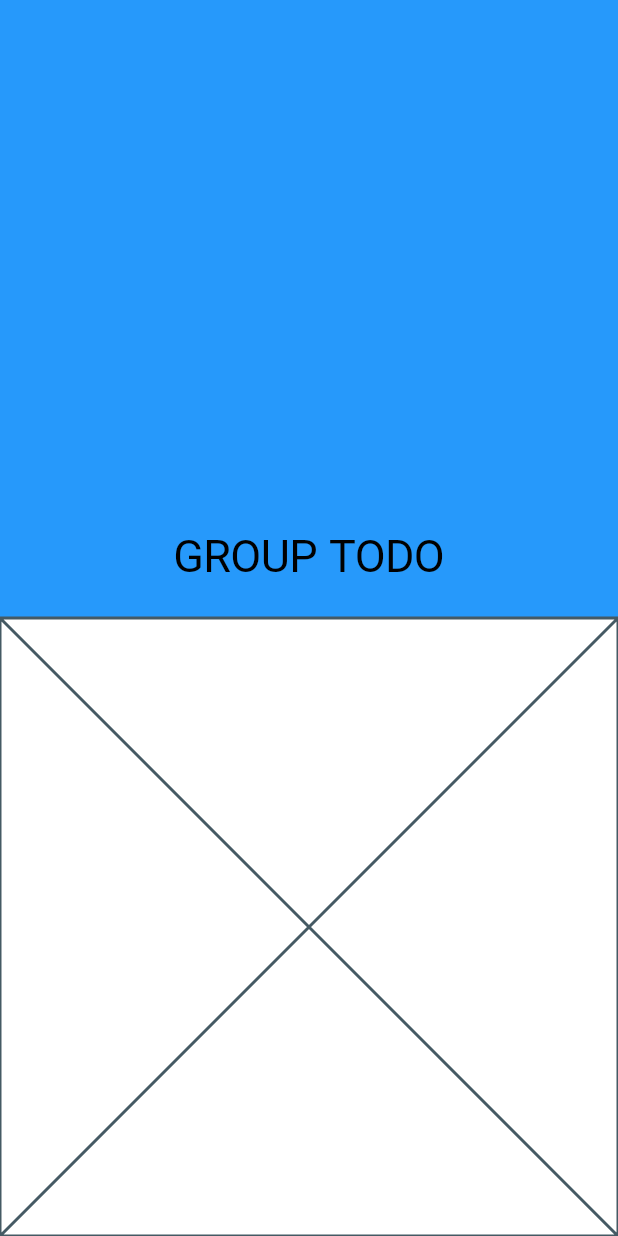
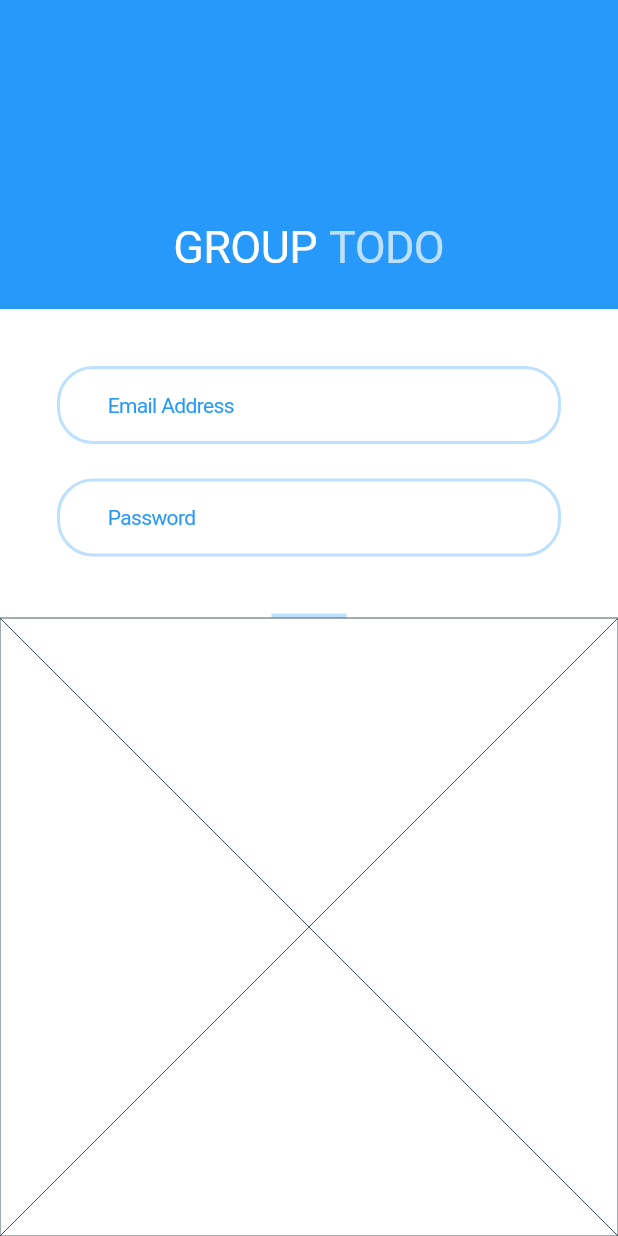
Before and after one commit to Melonbun233/flutter-group-todo, a Flutter app: the screen it shows after launch, on a phone screen of 412 x 824 dp. Run offline on Flutter 3.47's test engine with Material 2 defaults, Android fonts, the phone set to English and light mode, and no system bars.

Commit message:
Add title and textfield section for SignInPage

```diff
--- a/lib/Pages/SignIn/SignInPage.dart
+++ b/lib/Pages/SignIn/SignInPage.dart
@@ -1,7 +1,16 @@
 import 'package:flutter/cupertino.dart';
+import 'package:flutter/material.dart';
 import 'package:group_todo/Style/AppColors.dart';
+import 'SignInTextField.dart';
 
-class SignInPage extends StatelessWidget {
+class SignInPage extends StatefulWidget {
+  @override
+  _SignInPageState createState() => _SignInPageState();
+}
+
+class _SignInPageState extends State<SignInPage> {
+  String email;
+  String password;
 
   @override
   Widget build(BuildContext context) {
@@ -9,8 +18,12 @@ class SignInPage extends StatelessWidget {
     CupertinoPageScaffold(
       child: Column(
         children: <Widget>[
-          Expanded(child: _titleSection),
-          Expanded(child: Placeholder())
+          // Title Section
+          Expanded(flex: 1, child: _titleSection),
+          // Textfield Section
+          Expanded(flex: 1, child: SignInTextField(_onEmailChanged, _onPasswordChanged)),
+          // Button Section
+          Expanded(flex: 2, child: Placeholder(strokeWidth: 0)),
         ],
       )
     );
@@ -32,6 +45,8 @@ class SignInPage extends StatelessWidget {
             "GROUP",
             style: TextStyle(
               fontSize: 30,
+              fontWeight: FontWeight.w400,
+              color: Colors.white
             )
           )
         ),
@@ -40,7 +55,9 @@ class SignInPage extends StatelessWidget {
           child: Text(
             "TODO",
             style: TextStyle(
-              fontSize: 30
+              fontSize: 30,
+              fontWeight: FontWeight.w400,
+              color: AppColors.LightColor
             )
           )
         )
@@ -48,4 +65,17 @@ class SignInPage extends StatelessWidget {
     ),
   );
 
+  void _onEmailChanged(String email) {
+    setState(() {
+      this.email = email;
+      print("Email changed to: $email");
+    });
+  }
+
+  void _onPasswordChanged(String password) {
+    setState(() {
+      this.password = password;
+      print("Password changed to: $password");
+    });
+  }
 }
--- /dev/null
+++ b/lib/Pages/SignIn/SignInTextField.dart
@@ -0,0 +1,86 @@
+import 'package:flutter/cupertino.dart';
+import 'package:flutter/material.dart';
+import 'package:group_todo/Style/AppColors.dart';
+
+// This class is the textfields of users' email and password.
+// This class is a stateful widget, and it manages its own state, which means that
+// the SignInPage widget doen't need to worry about the inner state (text inside the textfields)
+// of this widget.
+
+class SignInTextField extends StatelessWidget {
+
+  SignInTextField(this.onEmailChanged, this.onPasswordChanged);
+
+  final Function onEmailChanged;
+  final Function onPasswordChanged;
+
+  // Decoration used for the two textfields
+  final _boxDecoration = BoxDecoration(
+    color: Colors.white,
+    border: Border.all(
+      color: AppColors.LightColor,
+      width: 2.0
+    ),
+    borderRadius: BorderRadius.all(
+      Radius.circular(24.0)
+    )
+  );
+
+  // Text style used for placeholders and text in the textfields
+  final _textStyle = TextStyle(
+    fontSize: 14,
+    fontWeight: FontWeight.normal,
+    color: AppColors.DarkColor,
+  );
+  // Paddings used for text in the textfields
+  final _textPadding = EdgeInsets.only(left: 32, right:32, top: 16, bottom: 16);
+
+  @override
+  Widget build(BuildContext context) {
+    return Column(
+        mainAxisAlignment: MainAxisAlignment.spaceBetween,
+        children: <Widget> [
+          // Textfield Section
+          Expanded(
+            child: Container(
+              padding: const EdgeInsets.all(38),
+              child: Column(
+                mainAxisAlignment: MainAxisAlignment.spaceBetween,
+                children: <Widget>[
+                  // Email textfield
+                  CupertinoTextField(
+                    padding: _textPadding,
+                    placeholder: "Email Address",
+                    placeholderStyle: _textStyle,
+                    onChanged: onEmailChanged,
+                    keyboardType: TextInputType.emailAddress,
+                    decoration: _boxDecoration,
+                    style: _textStyle,
+                  ),
+
+                  // Password textfield
+                  CupertinoTextField(
+                    padding: _textPadding,
+                    placeholder: "Password",
+                    placeholderStyle: _textStyle,
+                    onChanged: onPasswordChanged,
+                    keyboardType: TextInputType.text,
+                    obscureText: true,
+                    decoration: _boxDecoration,
+                    style: _textStyle,
+                  ),
+                ]
+              )
+            )
+          ),
+
+          // A divider dividing up the textfields and buttons, drawn by a container
+          Container(
+            width: 50,
+            height: 3,
+            color: AppColors.LightColor,
+          )
+        ]
+    );
+  }
+}
--- a/lib/Style/AppThemes.dart
+++ b/lib/Style/AppThemes.dart
@@ -3,7 +3,7 @@ import 'AppColors.dart';
 
 // Main theme of the app
 // This theme is mainly blue color
-final CupertinoThemeData LightTheme = CupertinoThemeData(
+const CupertinoThemeData LightTheme = CupertinoThemeData(
   brightness: Brightness.light,
   primaryColor: AppColors.DarkColor,
   barBackgroundColor: AppColors.LightColor,
```
Also changed, not shown: 1 other file.
